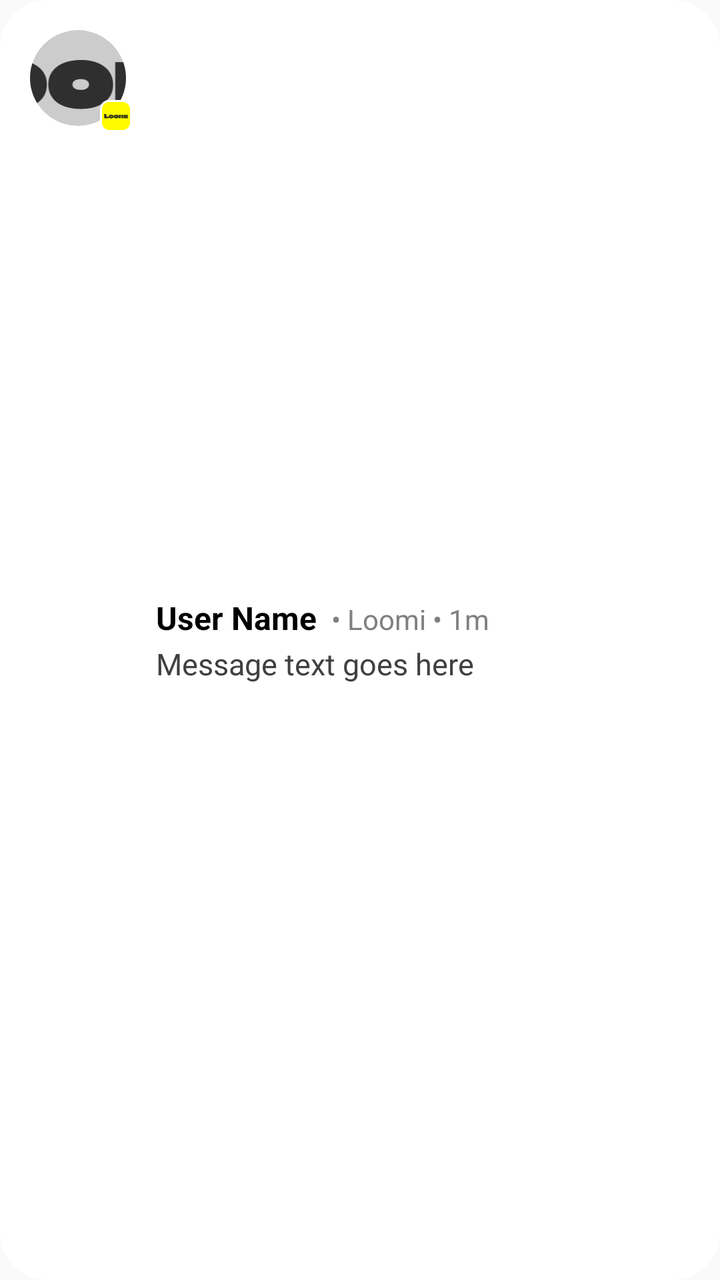
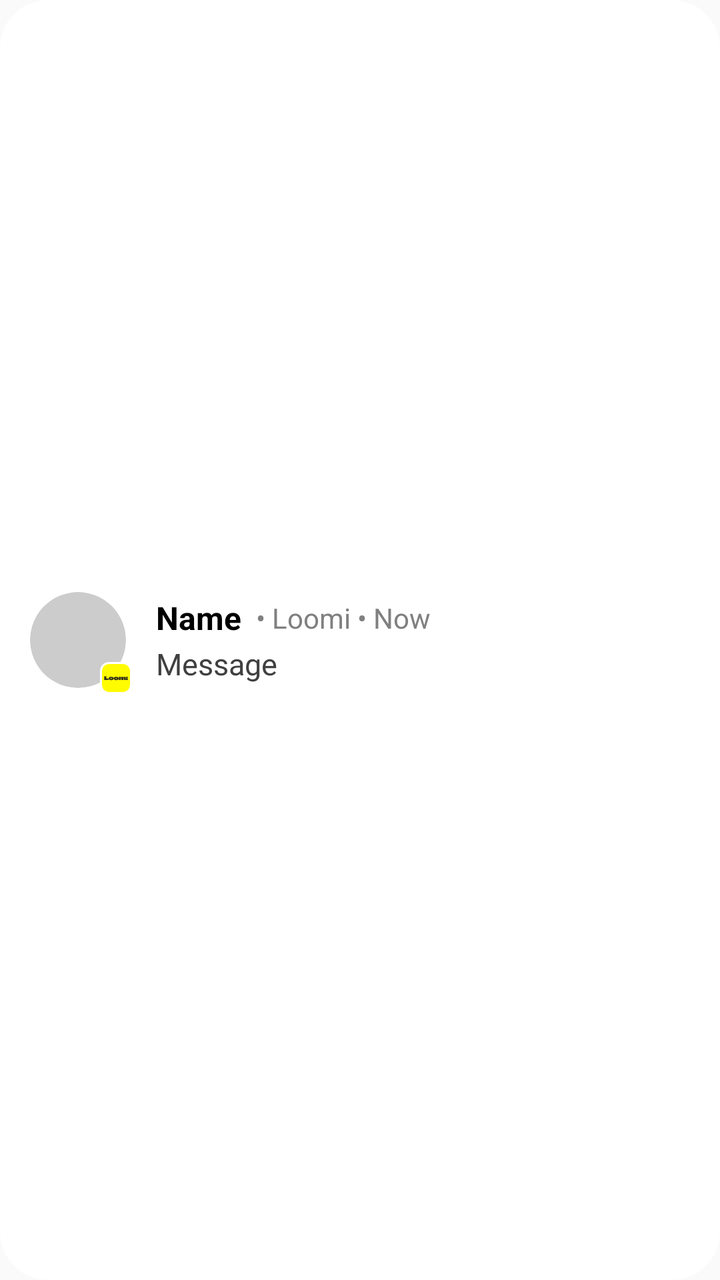

Before-and-after screenshots of an Android layout around one commit, followed by the original layout XML and the change that was made.
<!-- AndroidManifest.xml: application theme Theme.Loomi -->
<!-- res/layout/notification_custom.xml -->
<?xml version="1.0" encoding="utf-8"?>
<LinearLayout xmlns:android="http://schemas.android.com/apk/res/android"
    android:layout_width="match_parent"
    android:layout_height="wrap_content"
    android:orientation="horizontal"
    android:padding="12dp"
    android:background="@drawable/notification_bg"
    android:baselineAligned="false">

    <FrameLayout
        android:layout_width="54dp"
        android:layout_height="54dp">

        <ImageView
            android:id="@+id/notification_profile_image"
            android:layout_width="48dp"
            android:layout_height="48dp"
            android:layout_gravity="center"
            android:scaleType="centerCrop"
            android:src="@drawable/logo"
            android:background="@drawable/circle_image"
            android:clipToOutline="true"
            android:contentDescription="Profile Image" />

        <ImageView
            android:id="@+id/notification_app_icon"
            android:layout_width="16dp"
            android:layout_height="16dp"
            android:layout_gravity="bottom|end"
            android:src="@drawable/logo"
            android:background="@drawable/app_icon_bg"
            android:padding="2dp"
            android:contentDescription="App Icon" />
    </FrameLayout>

    <LinearLayout
        android:layout_width="0dp"
        android:layout_height="wrap_content"
        android:layout_weight="1"
        android:orientation="vertical"
        android:layout_marginStart="12dp"
        android:layout_gravity="center_vertical">

        <LinearLayout
            android:layout_width="match_parent"
            android:layout_height="wrap_content"
            android:orientation="horizontal">

            <TextView
                android:id="@+id/notification_title"
                android:layout_width="wrap_content"
                android:layout_height="wrap_content"
                android:text="User Name"
                android:textColor="#000000"
                android:textSize="16sp"
                android:textStyle="bold" />

            <TextView
                android:id="@+id/notification_app_name"
                android:layout_width="wrap_content"
                android:layout_height="wrap_content"
                android:text=" • Loomi • 1m"
                android:textColor="#808080"
                android:textSize="14sp"
                android:layout_marginStart="4dp" />
        </LinearLayout>

        <TextView
            android:id="@+id/notification_message"
            android:layout_width="match_parent"
            android:layout_height="wrap_content"
            android:text="Message text goes here"
            android:textColor="#404040"
            android:textSize="15sp"
            android:layout_marginTop="2dp" />

    </LinearLayout>

</LinearLayout>
<!-- resources referenced by this layout -->
<resources>
  <!-- drawable app_icon_bg (drawable) -->
  <?xml version="1.0" encoding="utf-8"?>
  <shape xmlns:android="http://schemas.android.com/apk/res/android"
      android:shape="rectangle">
      <solid android:color="#FFFC00" />
      <corners android:radius="4dp" />
      <stroke android:width="1dp" android:color="#FFFFFF" />
  </shape>
  <!-- drawable circle_image (drawable) -->
  <?xml version="1.0" encoding="utf-8"?>
  <shape xmlns:android="http://schemas.android.com/apk/res/android"
      android:shape="oval">
      <solid android:color="#CCCCCC" />
  </shape>
  <!-- drawable logo: vector/xml drawable (drawable, 5490 chars, omitted) -->
  <!-- drawable notification_bg (drawable) -->
  <?xml version="1.0" encoding="utf-8"?>
  <shape xmlns:android="http://schemas.android.com/apk/res/android"
      android:shape="rectangle">
      <solid android:color="#FFFFFF" />
      <corners android:radius="24dp" />
  </shape>
  <style name="Theme.Loomi" parent="android:Theme.Material.Light.NoActionBar" />
</resources>

<!-- the commit's change to res/layout/notification_custom.xml (unified diff, before → after) -->
@@ -5,6 +5,7 @@
     android:orientation="horizontal"
     android:padding="12dp"
     android:background="@drawable/notification_bg"
+    android:gravity="center_vertical"
     android:baselineAligned="false">
 
     <FrameLayout
@@ -17,10 +18,8 @@
             android:layout_height="48dp"
             android:layout_gravity="center"
             android:scaleType="centerCrop"
-            android:src="@drawable/logo"
             android:background="@drawable/circle_image"
-            android:clipToOutline="true"
-            android:contentDescription="Profile Image" />
+            android:clipToOutline="true" />
 
         <ImageView
             android:id="@+id/notification_app_icon"
@@ -29,8 +28,7 @@
             android:layout_gravity="bottom|end"
             android:src="@drawable/logo"
             android:background="@drawable/app_icon_bg"
-            android:padding="2dp"
-            android:contentDescription="App Icon" />
+            android:padding="2dp" />
     </FrameLayout>
 
     <LinearLayout
@@ -38,41 +36,46 @@
         android:layout_height="wrap_content"
         android:layout_weight="1"
         android:orientation="vertical"
-        android:layout_marginStart="12dp"
-        android:layout_gravity="center_vertical">
+        android:layout_marginStart="12dp">
 
         <LinearLayout
             android:layout_width="match_parent"
             android:layout_height="wrap_content"
-            android:orientation="horizontal">
+            android:orientation="horizontal"
+            android:gravity="center_vertical">
 
             <TextView
                 android:id="@+id/notification_title"
                 android:layout_width="wrap_content"
                 android:layout_height="wrap_content"
-                android:text="User Name"
                 android:textColor="#000000"
                 android:textSize="16sp"
-                android:textStyle="bold" />
+                android:textStyle="bold"
+                android:text="Name"
+                android:maxLines="1"
+                android:ellipsize="end" />
 
             <TextView
-                android:id="@+id/notification_app_name"
+                android:id="@+id/notification_header_info"
                 android:layout_width="wrap_content"
                 android:layout_height="wrap_content"
-                android:text=" • Loomi • 1m"
                 android:textColor="#808080"
                 android:textSize="14sp"
-                android:layout_marginStart="4dp" />
+                android:layout_marginStart="4dp"
+                android:text=" • Loomi • Now"
+                android:maxLines="1" />
         </LinearLayout>
 
         <TextView
             android:id="@+id/notification_message"
             android:layout_width="match_parent"
             android:layout_height="wrap_content"
-            android:text="Message text goes here"
             android:textColor="#404040"
             android:textSize="15sp"
-            android:layout_marginTop="2dp" />
+            android:layout_marginTop="2dp"
+            android:maxLines="2"
+            android:ellipsize="end"
+            android:text="Message" />
 
     </LinearLayout>
 
